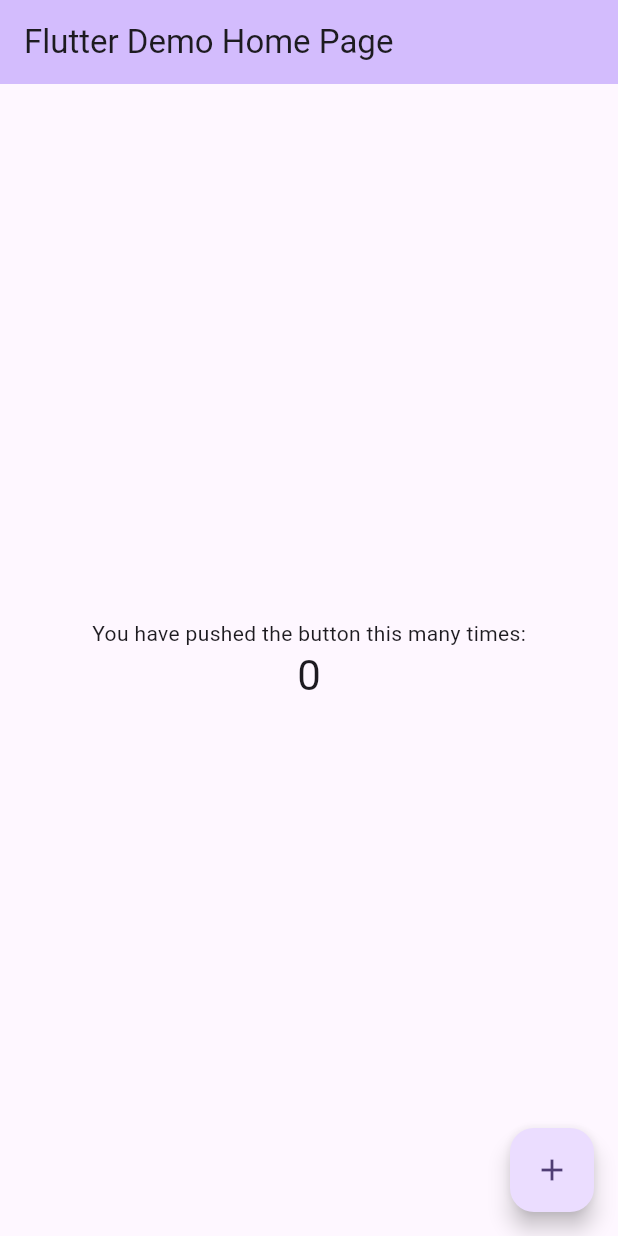
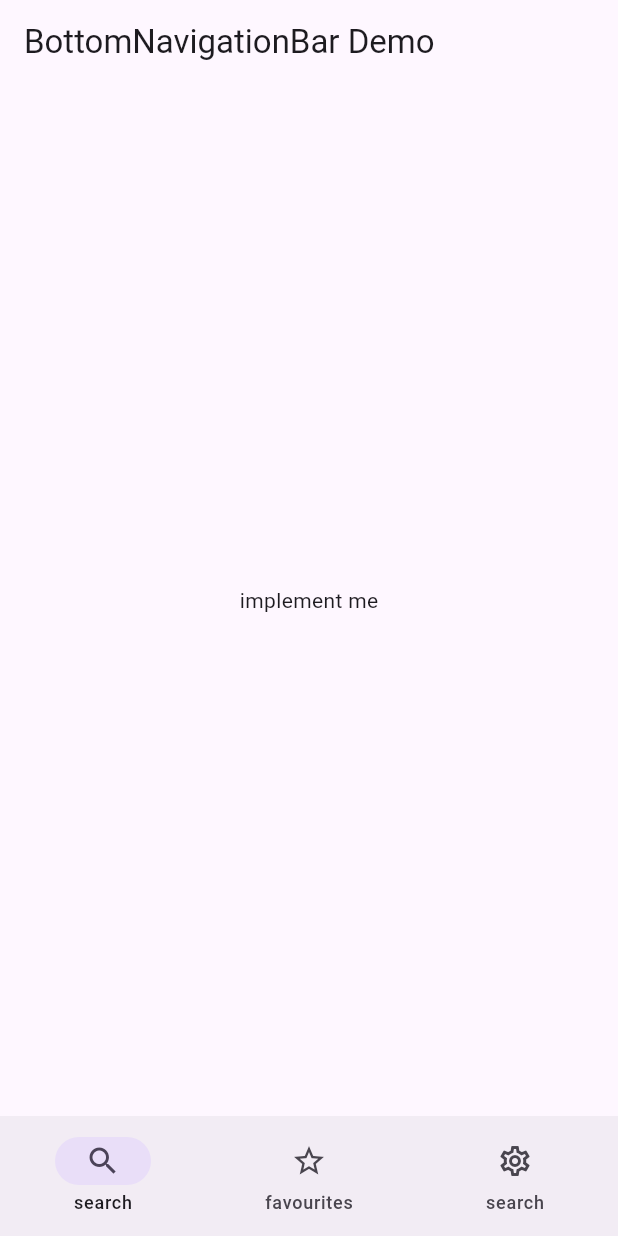
Before and after one commit to krahl-jan/bgsearchapp, a Flutter app: the screen it shows after launch, on a phone screen of 412 x 824 dp. Run offline on Flutter 3.47's test engine with Material 3 defaults, Android fonts, the phone set to English and light mode, and no system bars.

Commit message:
Home Navigation Skeleton

```diff
--- a/lib/3_presentation/home.dart
+++ b/lib/3_presentation/home.dart
@@ -0,0 +1,45 @@
+import 'package:flutter/material.dart';
+
+import 'pages/favourite.dart';
+import 'pages/search.dart';
+import 'pages/settings.dart';
+
+class Home extends StatefulWidget {
+  const Home({super.key});
+
+  @override
+  State<StatefulWidget> createState() => _HomeState();
+}
+
+class _HomeState extends State<Home> {
+  int index = 0;
+  final screens = [Search(), Favourite(), Settings()];
+
+  @override
+  Widget build(BuildContext context) => Scaffold(
+        appBar: AppBar(
+          title: const Text('BottomNavigationBar Demo'),
+        ),
+        body: screens[index],
+        bottomNavigationBar: NavigationBar(
+          selectedIndex: index,
+          onDestinationSelected: (index) => setState(() {
+            this.index = index;
+          }), //TODO: replace with provider
+          destinations: const [
+            NavigationDestination(
+                icon: Icon(Icons.search_outlined),
+                selectedIcon: Icon(Icons.search),
+                label: 'search'),
+            NavigationDestination(
+                icon: Icon(Icons.star_border_outlined),
+                selectedIcon: Icon(Icons.star),
+                label: 'favourites'),
+            NavigationDestination(
+                icon: Icon(Icons.settings_outlined),
+                selectedIcon: Icon(Icons.settings),
+                label: 'search'),
+          ],
+        ),
+      );
+}
--- /dev/null
+++ b/lib/3_presentation/pages/search.dart
@@ -0,0 +1,19 @@
+import 'package:flutter/material.dart';
+
+class Search extends StatefulWidget {
+  const Search({super.key});
+
+  @override
+  State<StatefulWidget> createState() => _SearchState();
+}
+
+class _SearchState extends State<Search> {
+  @override
+  Widget build(BuildContext context) {
+    return const Scaffold(
+      body: Center(
+        child: Text('implement me'),
+      ),
+    );
+  }
+}
--- a/lib/main.dart
+++ b/lib/main.dart
@@ -1,125 +1,11 @@
+import 'package:bgsearchapp/3_presentation/home.dart';
 import 'package:flutter/material.dart';
 
-void main() {
-  runApp(const MyApp());
-}
-
-class MyApp extends StatelessWidget {
-  const MyApp({super.key});
-
-  // This widget is the root of your application.
-  @override
-  Widget build(BuildContext context) {
-    return MaterialApp(
-      title: 'Flutter Demo',
+void main() => runApp(MaterialApp(
+      title: 'BoardGame Search',
       theme: ThemeData(
-        // This is the theme of your application.
-        //
-        // TRY THIS: Try running your application with "flutter run". You'll see
-        // the application has a purple toolbar. Then, without quitting the app,
-        // try changing the seedColor in the colorScheme below to Colors.green
-        // and then invoke "hot reload" (save your changes or press the "hot
-        // reload" button in a Flutter-supported IDE, or press "r" if you used
-        // the command line to start the app).
-        //
-        // Notice that the counter didn't reset back to zero; the application
-        // state is not lost during the reload. To reset the state, use hot
-        // restart instead.
-        //
-        // This works for code too, not just values: Most code changes can be
-        // tested with just a hot reload.
         colorScheme: ColorScheme.fromSeed(seedColor: Colors.deepPurple),
         useMaterial3: true,
       ),
-      home: const MyHomePage(title: 'Flutter Demo Home Page'),
-    );
-  }
-}
-
-class MyHomePage extends StatefulWidget {
-  const MyHomePage({super.key, required this.title});
-
-  // This widget is the home page of your application. It is stateful, meaning
-  // that it has a State object (defined below) that contains fields that affect
-  // how it looks.
-
-  // This class is the configuration for the state. It holds the values (in this
-  // case the title) provided by the parent (in this case the App widget) and
-  // used by the build method of the State. Fields in a Widget subclass are
-  // always marked "final".
-
-  final String title;
-
-  @override
-  State<MyHomePage> createState() => _MyHomePageState();
-}
-
-class _MyHomePageState extends State<MyHomePage> {
-  int _counter = 0;
-
-  void _incrementCounter() {
-    setState(() {
-      // This call to setState tells the Flutter framework that something has
-      // changed in this State, which causes it to rerun the build method below
-      // so that the display can reflect the updated values. If we changed
-      // _counter without calling setState(), then the build method would not be
-      // called again, and so nothing would appear to happen.
-      _counter++;
-    });
-  }
-
-  @override
-  Widget build(BuildContext context) {
-    // This method is rerun every time setState is called, for instance as done
-    // by the _incrementCounter method above.
-    //
-    // The Flutter framework has been optimized to make rerunning build methods
-    // fast, so that you can just rebuild anything that needs updating rather
-    // than having to individually change instances of widgets.
-    return Scaffold(
-      appBar: AppBar(
-        // TRY THIS: Try changing the color here to a specific color (to
-        // Colors.amber, perhaps?) and trigger a hot reload to see the AppBar
-        // change color while the other colors stay the same.
-        backgroundColor: Theme.of(context).colorScheme.inversePrimary,
-        // Here we take the value from the MyHomePage object that was created by
-        // the App.build method, and use it to set our appbar title.
-        title: Text(widget.title),
-      ),
-      body: Center(
-        // Center is a layout widget. It takes a single child and positions it
-        // in the middle of the parent.
-        child: Column(
-          // Column is also a layout widget. It takes a list of children and
-          // arranges them vertically. By default, it sizes itself to fit its
-          // children horizontally, and tries to be as tall as its parent.
-          //
-          // Column has various properties to control how it sizes itself and
-          // how it positions its children. Here we use mainAxisAlignment to
-          // center the children vertically; the main axis here is the vertical
-          // axis because Columns are vertical (the cross axis would be
-          // horizontal).
-          //
-          // TRY THIS: Invoke "debug painting" (choose the "Toggle Debug Paint"
-          // action in the IDE, or press "p" in the console), to see the
-          // wireframe for each widget.
-          mainAxisAlignment: MainAxisAlignment.center,
-          children: <Widget>[
-            const Text(
-              'You have pushed the button this many times:',
-            ),
-            Text(
-              '$_counter',
-              style: Theme.of(context).textTheme.headlineMedium,
-            ),
-          ],
-        ),
-      ),
-      floatingActionButton: FloatingActionButton(
-        onPressed: _incrementCounter,
-        tooltip: 'Increment',
-        child: const Icon(Icons.add),
-      ), // This trailing comma makes auto-formatting nicer for build methods.
-    );
-  }
-}
+      home: Home(),
+    ));
```
Also changed, not shown: lib/3_presentation/pages/favourite.dart (added, +19 -0 lines), lib/3_presentation/pages/settings.dart (added, +20 -0 lines), 1 other file.
